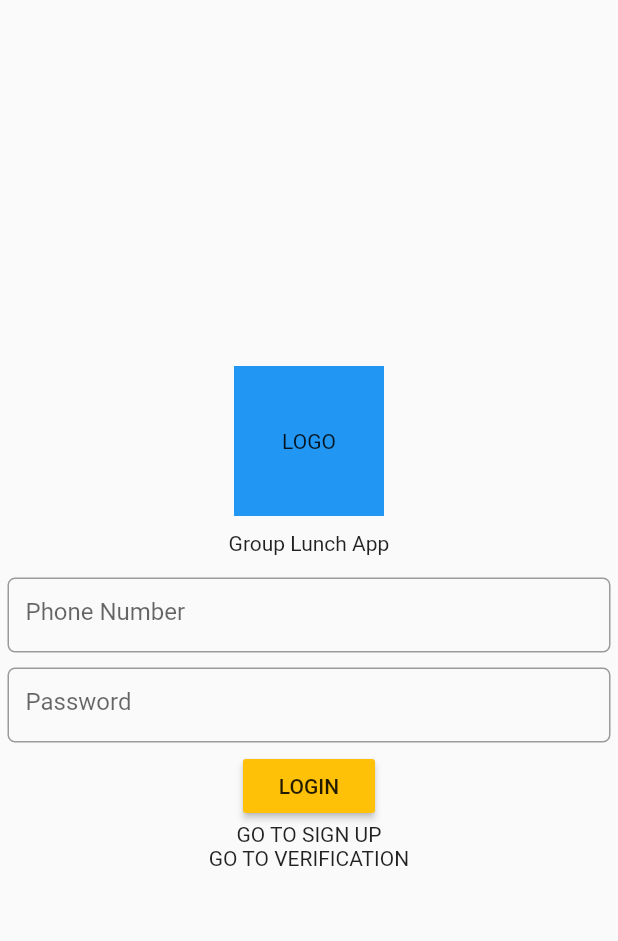
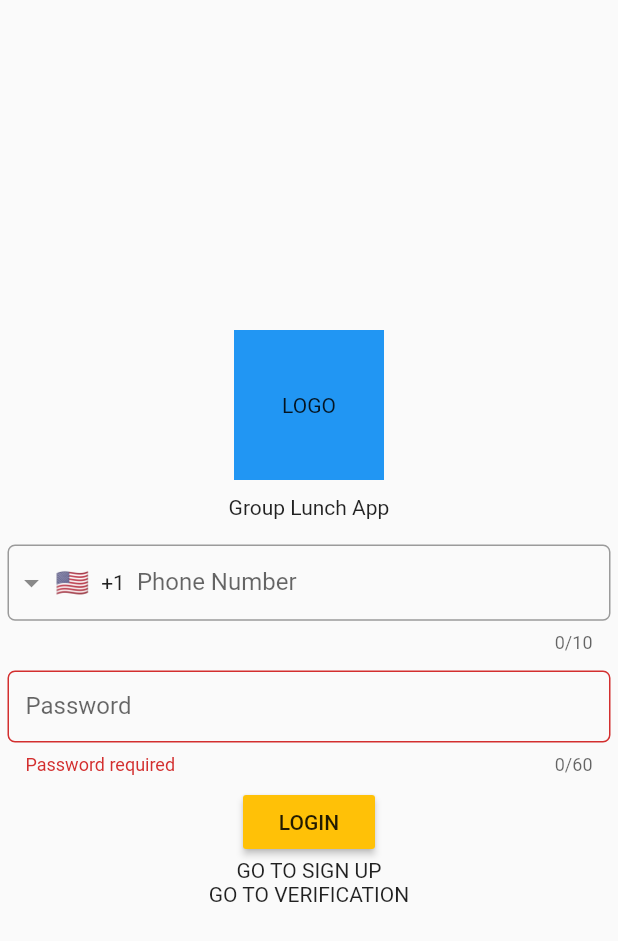
Before and after one commit to JonathanZhao29/group_lunch_app, a Flutter app: the screen it shows after launch, after a tap on "LOGIN", on a phone screen of 412 x 824 dp. Shown: the top 941 px of the screen. Run offline on Flutter 3.47's test engine with Material 2 defaults, Android fonts, the phone set to English and light mode, and no system bars; drawn by our look-alikes of intl_phone_field; our stand-ins replace firebase_auth, firebase_core, get_it, shared_preferences; accounts and stored records are empty.

Commit message:
added validation to login fields, added dialog box display for failed login, signup, and verification, added animated logo

```diff
--- a/lib/pages/ui/authentication_page.dart
+++ b/lib/pages/ui/authentication_page.dart
@@ -1,5 +1,6 @@
 import 'package:flutter/material.dart';
 import 'package:group_lunch_app/pages/notifiers/auth_notifier.dart';
+import 'package:group_lunch_app/shared/utils.dart';
 import 'package:provider/provider.dart';
 import '../../widgets/widgets.dart';
 
@@ -33,11 +34,13 @@ class _AuthenticationPageState extends State<AuthenticationPage> {
       body: Column(
         mainAxisAlignment: MainAxisAlignment.center,
         children: [
-          Container(
-            height: 100,
-            width: 100,
-            child: Center(child: Text('LOGO')),
-            color: Colors.blue,
+          TappableTwistInAnimation(
+            child: Container(
+              width: 100,
+              height: 100,
+              child: Center(child: Text('LOGO')),
+              color: Colors.blue,
+            ),
           ),
           Padding(
               padding: EdgeInsets.symmetric(vertical: 10),
@@ -54,23 +57,7 @@ class _AuthenticationPageState extends State<AuthenticationPage> {
                 ? CircularProgressIndicator()
                 : Text(model.authMode.toUppercaseString()),
             color: Colors.amber,
-            onPressed: () {
-              switch (model.authMode) {
-                case AuthMode.signUpMode:
-                  model.signUp(
-                      password: passwordController.text,
-                      phoneNumber: phoneController.text);
-                  break;
-                case AuthMode.loginMode:
-                  model.login(
-                      password: passwordController.text,
-                      phoneNumber: phoneController.text);
-                  break;
-                case AuthMode.verificationMode:
-                  model.verifyCode(verifyCodeController.text);
-                  break;
-              }
-            },
+            onPressed: model.busy ? null : () => _onButtonPressed(model),
           ),
           InkWell(
             onTap: () {
@@ -79,17 +66,60 @@ class _AuthenticationPageState extends State<AuthenticationPage> {
             child: Text(
                 'GO TO ${_getAuthSwitch(model.authMode).toUppercaseString()}'),
           ),
+
           /// For testing verification animation
           InkWell(
             onTap: () {
               model.setAuthMode(AuthMode.verificationMode);
             },
-            child: Text(
-                'GO TO VERIFICATION'),
+            child: Text('GO TO VERIFICATION'),
           ),
         ],
       ),
     );
+  }
+
+  void _onButtonPressed(AuthNotifier model) async {
+    // print('phone: ${phoneController.text}\npassword: ${passwordController.text}\nconfirmPassword: ${confirmPasswordController.text}\nverificationCode: ${verifyCodeController.text}');
+    // print('validate: ${_formKey.currentState?.validate()}');
+    // return;
+    _formKey.currentState?.validate();
+    if (_formKey.currentState != null && _formKey.currentState!.validate()) {
+      bool shouldShowDialog = false;
+      String titleText = '';
+      String messageText = '';
+      switch (model.authMode) {
+        case AuthMode.signUpMode:
+          var result = await model.signUp(
+              password: passwordController.text,
+              phoneNumber: phoneController.text);
+          print('signUp: result = $result');
+          if (!(result is bool)) {
+            shouldShowDialog = true;
+            titleText = 'Sign Up';
+            messageText = result;
+          }
+          break;
+        case AuthMode.loginMode:
+          shouldShowDialog = !(await model.login(
+              password: passwordController.text,
+              phoneNumber: phoneController.text));
+          if (shouldShowDialog) {
+            titleText = 'Login';
+            messageText = 'Invalid Credentials';
+          }
+          break;
+        case AuthMode.verificationMode:
+          var result = await model.verifyCode(verifyCodeController.text);
+          if (result is String) {
+            shouldShowDialog = true;
+            titleText = 'Verification';
+            messageText = result;
+          }
+          break;
+      }
+      if (shouldShowDialog) showInfoDialog(context, titleText, messageText);
+    }
   }
 
   AuthMode _getAuthSwitch(AuthMode authMode) {
--- a/lib/widgets/authentication_form.dart
+++ b/lib/widgets/authentication_form.dart
@@ -16,6 +16,15 @@ class AuthenticationForm extends StatelessWidget {
   final TextEditingController confirmPasswordController;
   final TextEditingController verifyCodeController;
 
+  InputDecoration _inputDecoration(String label, {String? error}) => InputDecoration(
+        border: OutlineInputBorder(
+          borderSide: BorderSide(color: Colors.grey.shade500, width: 2),
+          borderRadius: BorderRadius.all(Radius.circular(5.0)),
+        ),
+        labelText: label,
+        errorText: error,
+      );
+
   @override
   Widget build(BuildContext context) {
     AuthNotifier model = Provider.of<AuthNotifier>(context);
@@ -23,30 +32,71 @@ class AuthenticationForm extends StatelessWidget {
       key: formKey,
       child: Column(
         children: [
-          AnimatedTextField(
-            textController: phoneController,
+          ScaleSlideInAnimation(
             show: model.authMode != AuthMode.verificationMode,
-            keyboardType: TextInputType.phone,
-            hintText: 'Phone Number',
             fromRight: false,
+            child: IntlPhoneField(
+              decoration: _inputDecoration('Phone Number'),
+              initialCountryCode: 'US',
+              autovalidateMode: AutovalidateMode.onUserInteraction,
+              onChanged: (phoneNumber){
+                phoneController.text = phoneNumber.countryCode + phoneNumber.number;
+              },
+              disableLengthCheck: model.authMode == AuthMode.verificationMode,
+            ),
           ),
-          AnimatedTextField(
-            textController: passwordController,
-            keyboardType: TextInputType.text,
-            obscureText: true,
+          ScaleSlideInAnimation(
             show: model.authMode != AuthMode.verificationMode,
-            hintText: 'Password',
+            child: TextFormField(
+              controller: passwordController,
+              keyboardType: TextInputType.text,
+              obscureText: true,
+              decoration: _inputDecoration('Password'),
+              maxLength: 60,
+              maxLengthEnforcement: MaxLengthEnforcement.enforced,
+              autovalidateMode: AutovalidateMode.onUserInteraction,
+              validator: (value){
+                if(model.authMode == AuthMode.verificationMode) return null;
+                if(value == null || value.isEmpty) return 'Password required';
+                if(model.authMode == AuthMode.signUpMode && value.length < 6) return 'Password must be at least 6 characters';
+                return null;
+              },
+            ),
           ),
-          AnimatedTextField(
-              textController: confirmPasswordController,
-              show: model.authMode == AuthMode.signUpMode,
-              hintText: 'Confirm Password'),
-          AnimatedTextField(
-            textController: verifyCodeController,
-            keyboardType: TextInputType.number,
+          ScaleSlideInAnimation(
+            show: model.authMode == AuthMode.signUpMode,
+            child: TextFormField(
+              controller: confirmPasswordController,
+              keyboardType: TextInputType.text,
+              obscureText: true,
+              decoration: _inputDecoration('Confirm Password'),
+              maxLength: 60,
+              autovalidateMode: AutovalidateMode.onUserInteraction,
+              validator: (value){
+                if(model.authMode != AuthMode.signUpMode) return null;
+                if(value == null || value.isEmpty) return 'Confirm your password';
+                if(value != passwordController.text) return 'Passwords don\'t match';
+                return null;
+              },
+            ),
+          ),
+          ScaleSlideInAnimation(
             show: model.authMode == AuthMode.verificationMode,
-            hintText: 'Verification Code',
             fromRight: false,
+            child: TextFormField(
+              controller: verifyCodeController,
+              keyboardType: TextInputType.number,
+              obscureText: false,
+              decoration: _inputDecoration('Verification Code'),
+              maxLength: 6,
+              autovalidateMode: AutovalidateMode.onUserInteraction,
+              validator: (value){
+                if(model.authMode != AuthMode.verificationMode) return null;
+                if(value == null || value.isEmpty) return 'Enter Verification Code';
+                if(value.length != 6) return 'Verification Code contains 6 characters';
+                return null;
+              },
+            ),
           ),
         ],
       ),
--- a/lib/widgets/animated_text_field.dart
+++ b/lib/widgets/scale_slide_in_animation.dart
@@ -1,25 +1,20 @@
 part of 'widgets.dart';
 
-class AnimatedTextField extends StatefulWidget {
-  AnimatedTextField({Key? key,
-    required this.textController,
-    required this.show,
-    required this.hintText, this.keyboardType = TextInputType
-        .text, this.obscureText = false, this.fromRight = true})
+class ScaleSlideInAnimation extends StatefulWidget {
+  ScaleSlideInAnimation({Key? key,
+    required this.child,
+    required this.show, this.fromRight = true})
       : super(key: key);
 
-  final TextEditingController textController;
+  final Widget child;
   final bool show;
-  final String hintText;
-  final TextInputType keyboardType;
-  final bool obscureText;
   final bool fromRight;
 
   @override
-  State<AnimatedTextField> createState() => _AnimatedTextFieldState();
+  State<ScaleSlideInAnimation> createState() => _ScaleSlideInAnimationState();
 }
 
-class _AnimatedTextFieldState extends State<AnimatedTextField>
+class _ScaleSlideInAnimationState extends State<ScaleSlideInAnimation>
     with SingleTickerProviderStateMixin {
   late AnimationController _controller;
   late final Animation<Offset> _offsetAnimation;
@@ -35,7 +30,7 @@ class _AnimatedTextFieldState extends State<AnimatedTextField>
             CurvedAnimation(parent: _controller, curve: Interval(
               0.10, 1.0, curve: Curves.elasticInOut,
             )));
-    _scaleAnimation = Tween<double>(begin: 0.0, end: 50.0).animate(
+    _scaleAnimation = Tween<double>(begin: 0.0, end: 70).animate(
       CurvedAnimation(parent: _controller, curve: Interval(
         0.0, 0.8, curve: Curves.easeInOutQuint,
       ),),
@@ -45,7 +40,7 @@ class _AnimatedTextFieldState extends State<AnimatedTextField>
 
 
   @override
-  void didUpdateWidget(AnimatedTextField oldWidget) {
+  void didUpdateWidget(ScaleSlideInAnimation oldWidget) {
     super.didUpdateWidget(oldWidget);
     if (widget.show) {
       _controller.forward();
@@ -69,6 +64,7 @@ class _AnimatedTextFieldState extends State<AnimatedTextField>
       return AnimatedBuilder(
       animation: _controller,
       builder: _buildAnimation,
+        child: widget.child,
     );
   }
 
@@ -78,18 +74,7 @@ class _AnimatedTextFieldState extends State<AnimatedTextField>
       margin: EdgeInsets.symmetric(vertical: _scaleAnimation.value / 10, horizontal: 5.0),
       child: SlideTransition(
         position: _offsetAnimation,
-        child: TextFormField(
-          controller: widget.textController,
-          keyboardType: widget.keyboardType,
-          obscureText: widget.obscureText,
-          decoration: InputDecoration(
-            border: OutlineInputBorder(
-              borderSide: BorderSide(color: Colors.grey.shade500, width: 2),
-              borderRadius: BorderRadius.all(Radius.circular(5.0)),
-            ),
-            hintText: widget.hintText,
-          ),
-        ),
+        child: _scaleAnimation.value > 25 ? child : SizedBox(height: _scaleAnimation.value, width: double.infinity,),
       ),
     );
   }
--- /dev/null
+++ b/lib/widgets/twist_in_animation.dart
@@ -0,0 +1,60 @@
+part of 'widgets.dart';
+
+class TappableTwistInAnimation extends StatefulWidget {
+  const TappableTwistInAnimation(
+      {required this.child, this.onTap, this.size, Key? key})
+      : super(key: key);
+
+  final Widget child;
+  final Function? onTap;
+  final double? size;
+
+  @override
+  State<TappableTwistInAnimation> createState() =>
+      _TappableTwistInAnimationState();
+}
+
+
+class _TappableTwistInAnimationState extends State<TappableTwistInAnimation> {
+  double _animationValue = 0.0;
+
+  void _animate() {
+    setState(() {
+      _animationValue = _animationValue < 0.5 ? 1.0 : 0.1;
+    });
+  }
+
+  @override
+  void initState() {
+    super.initState();
+    WidgetsBinding.instance.addPostFrameCallback((timeStamp) async {
+      await Future.delayed(Duration(milliseconds: 1000));
+      _animate();
+    });
+  }
+
+  @override
+  Widget build(BuildContext context) {
+    return GestureDetector(
+        onTap: () {
+          _animate();
+          widget.onTap?.call();
+        },
+        child: Container(
+            width: widget.size ?? 100,
+            height: widget.size ?? 100,
+            color: Theme.of(context).canvasColor,
+            // color: Colors.green,
+            child: AnimatedScale(
+              scale: _animationValue,
+              duration: const Duration(seconds: 2),
+              curve: Curves.elasticOut,
+              child: AnimatedRotation(
+                turns: _animationValue,
+                duration: const Duration(seconds: 2),
+                child: widget.child,
+                curve: Curves.elasticOut,
+              ),
+            )));
+  }
+}
--- a/lib/widgets/widgets.dart
+++ b/lib/widgets/widgets.dart
@@ -1,6 +1,10 @@
 import 'package:flutter/material.dart';
+import 'package:flutter/services.dart';
 import 'package:group_lunch_app/pages/notifiers/auth_notifier.dart';
+import 'package:intl_phone_field/intl_phone_field.dart';
 import 'package:provider/provider.dart';
+import 'dart:math';
 
 part 'authentication_form.dart';
-part 'animated_text_field.dart';
+part 'scale_slide_in_animation.dart';
+part 'twist_in_animation.dart';
--- a/pubspec.yaml
+++ b/pubspec.yaml
@@ -32,6 +32,7 @@ dependencies:
   get_it: ^7.2.0
   firebase_auth: ^3.3.19
   shared_preferences: ^2.0.15
+  intl_phone_field: ^3.1.0
 
 dev_dependencies:
   flutter_test:
```
Also changed, not shown: lib/pages/notifiers/auth_notifier.dart (+24 -9 lines), lib/services/authentication_service.dart (+8 -5 lines), lib/shared/utils.dart (added, +39 -0 lines), pubspec.lock.
